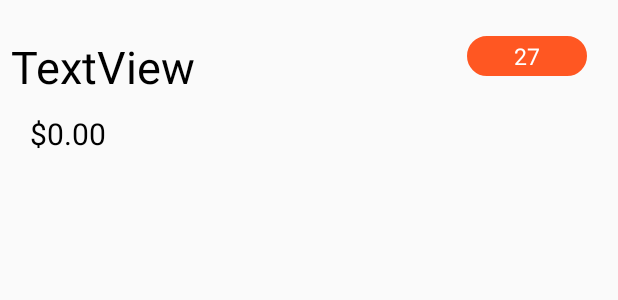
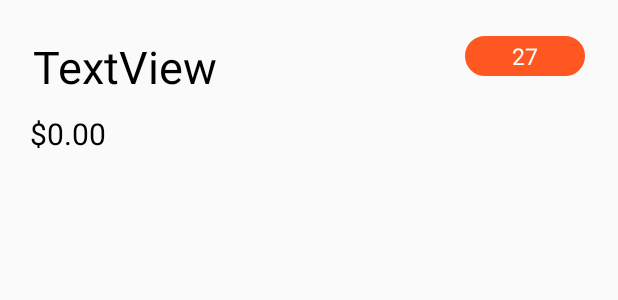
Before and after one commit to SPEKTRE115/ZTOREME_1, an Android app: the layout item_producto.xml on its own in the app's theme, with its tools: preview values and no code run, on a phone screen of 412 x 824 dp. Shown: the top 300 px of the screen. Run offline under Robolectric (Android 15) with nearby library versions, the phone set to English and light mode, and no system bars.

Commit message:
Correcciones en la parte de filtro para los articulos - Cambie la sentencia de bd para obtener los productos cuando se escoga una categoria - Cambie los constraints de la vista de articulos

```diff
--- a/app/src/main/java/com/example/ztoreme_1/basedatos/ConexionBD.kt
+++ b/app/src/main/java/com/example/ztoreme_1/basedatos/ConexionBD.kt
@@ -122,9 +122,12 @@ class DataBaseHandler(context : Context) : SQLiteOpenHelper(context, DATABASE_NA
         var lista : MutableList<Producto> = ArrayList()
 
         val db = this.readableDatabase
-        val query = "SELECT * FROM PRODUCTOS P JOIN CATEGORIAS_PRODUCTOS CP ON P.ID_PRODUCTO = CP.ID_PRODUCTO" +
+        val query = "SELECT P.ID_PRODUCTO, P.NOMBRE, P.DESCRIPCION, P.CANTIDAD_ACTUAL, P.STOCK_MINIMO, P.STOCK_MAXIMO," +
+                " P.PRECIO_COMPRA, P.PRECIO_VENTA FROM PRODUCTOS P JOIN CATEGORIAS_PRODUCTOS CP ON P.ID_PRODUCTO = CP.ID_PRODUCTO" +
                 " JOIN CATEGORIAS C ON CP.ID_CATEGORIA = C.ID_CATEGORIA WHERE C.NOMBRE LIKE '"+categoria+"'"
         val result = db.rawQuery(query, null)
+
+        println(result.toString())
 
         if(result.moveToFirst()){
             do {
--- a/app/src/main/java/com/example/ztoreme_1/productos/MisProductos.kt
+++ b/app/src/main/java/com/example/ztoreme_1/productos/MisProductos.kt
@@ -56,10 +56,12 @@ class MisProductos : AppCompatActivity() {
 
                     println("Ya puedo hacer filtros de categorias")
 
-                    lista_productos.clear()
+
 
                     val lista_productos_filtro = db.extraerProductosbyCategoria(options.get(position))
-
+                    for (i in lista_productos_filtro){
+                        println("NOMBREEEEE:                  "+i.nombreProducto)
+                    }
                     coloca_productos(lista_productos_filtro)
                 }else{
                     coloca_productos(lista_productos)
--- a/app/src/main/res/layout/item_producto.xml
+++ b/app/src/main/res/layout/item_producto.xml
@@ -9,7 +9,7 @@
         android:id="@+id/nameProduct"
         android:layout_width="280dp"
         android:layout_height="wrap_content"
-        android:layout_marginStart="4dp"
+        android:layout_marginStart="20dp"
         android:layout_marginTop="24dp"
         android:layout_marginBottom="5dp"
         android:text="TextView"
@@ -38,9 +38,9 @@
         android:id="@+id/stock"
         android:layout_width="80dp"
         android:layout_height="wrap_content"
-        android:layout_marginStart="20dp"
+        android:layout_marginStart="5dp"
         android:layout_marginTop="24dp"
-        android:layout_marginEnd="17dp"
+        android:layout_marginEnd="20dp"
         android:background="@drawable/style_cant_product"
         android:backgroundTint="#ff5722"
         android:gravity="center_horizontal|center_vertical"
```
